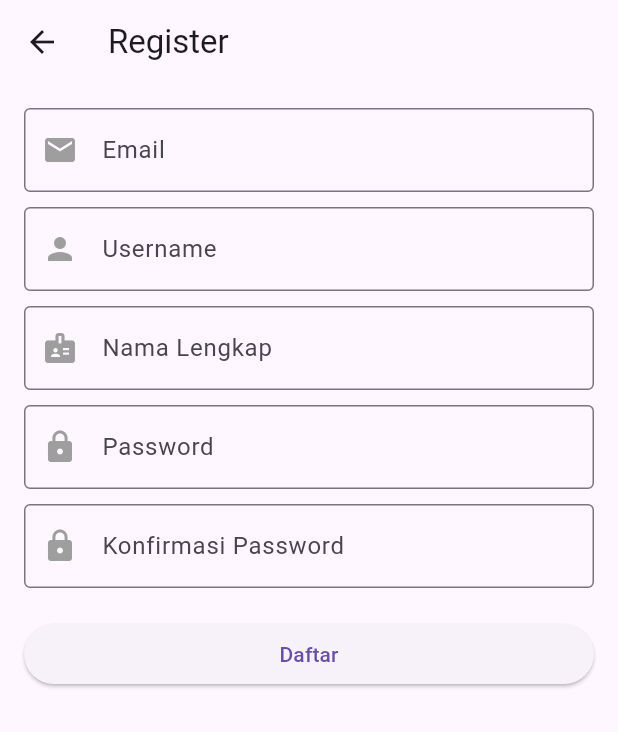
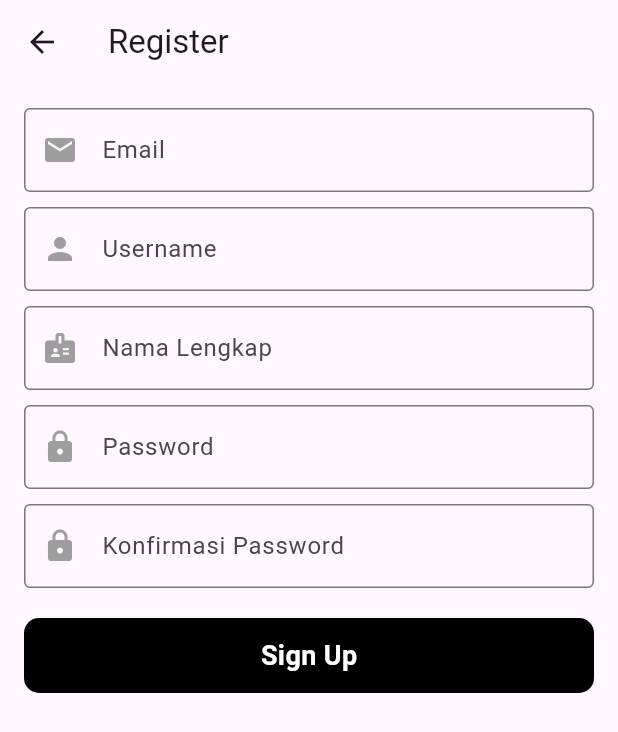
Before and after one commit to IrfanArifin/ChirpApp, a Flutter app: the RegisterScreen screen opened directly, on a phone screen of 412 x 824 dp. Shown: the top 732 px of the screen. Run offline on Flutter 3.47's test engine with Material 3 defaults, Android fonts, the phone set to English and light mode, and no system bars; our stand-ins replace image_picker, shared_preferences; accounts and stored records are empty.

Commit message:
feat(register): replace ElevatedButton with custom InkWell for sign-up action

```diff
--- a/lib/screens/register_screen.dart
+++ b/lib/screens/register_screen.dart
@@ -124,12 +124,30 @@ class _RegisterScreenState extends State<RegisterScreen> {
               icon: Icons.lock,
             ),
             const SizedBox(height: 20),
-            ElevatedButton(
-              onPressed: _isLoading ? null : _register,
-              child: _isLoading
-                  ? const CircularProgressIndicator(color: Colors.white)
-                  : const Text('Daftar'),
+            InkWell(
+              onTap: _isLoading ? null : _register,
+              child: Container(
+                height: 50,
+                decoration: BoxDecoration(
+                  color: _isLoading ? Colors.grey : Colors.black,
+                  borderRadius: BorderRadius.circular(10),
+                ),
+                alignment: Alignment.center,
+                child: _isLoading
+                    ? const CircularProgressIndicator(
+                        color: Colors.white,
+                      )
+                    : const Text(
+                        'Sign Up',
+                        style: TextStyle(
+                          color: Colors.white,
+                          fontSize: 18,
+                          fontWeight: FontWeight.bold,
+                        ),
+                      ),
+              ),
             ),
+
           ],
         ),
       ),
```
